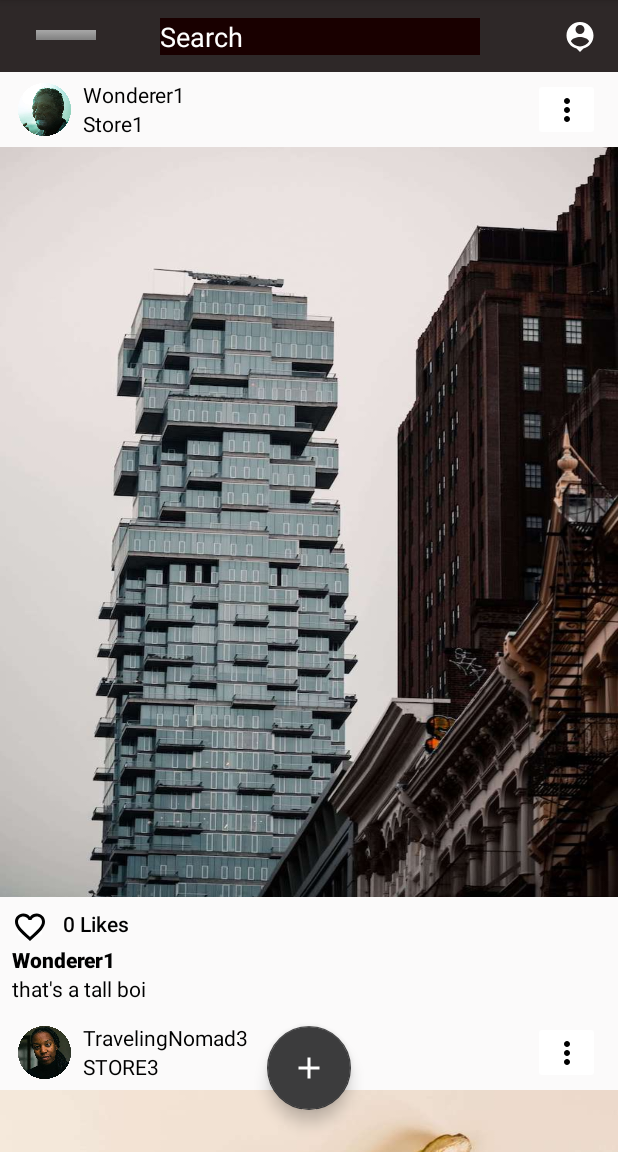
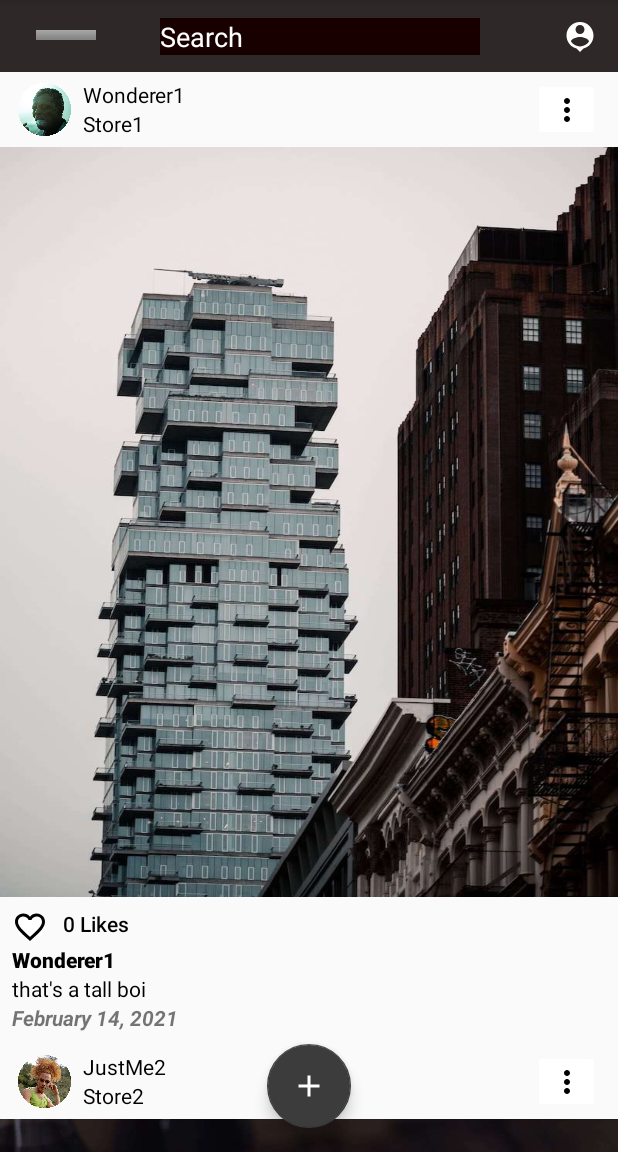
Before and after one commit to Cotrii/Gunpla-Machine-Project, an Android app: the screen it shows after launch (HomeActivity), after a tap on "BUTTON", on a phone screen of 412 x 824 dp, the part 84-1236 px from its top. Run offline under Robolectric (Android 15) with nearby library versions, the phone set to English and light mode, and no system bars; 3 statements that could not run were skipped.

Commit message:
Added date (prev commit: removed flashing of item change)

```diff
--- a/app/src/main/java/com/mobdeve/gunplamp/DataHelper.kt
+++ b/app/src/main/java/com/mobdeve/gunplamp/DataHelper.kt
@@ -51,7 +51,6 @@ class DataHelper {
                     true
                 )
             )
-            data.shuffle()
 
             return data;
         }
--- a/app/src/main/java/com/mobdeve/gunplamp/MyViewHolder.kt
+++ b/app/src/main/java/com/mobdeve/gunplamp/MyViewHolder.kt
@@ -37,6 +37,8 @@ class MyViewHolder(private val viewBinding: ItemLayoutBinding): RecyclerView.Vie
 
         this.viewBinding.tvBotUsername.text = post.username
         this.viewBinding.tvDesc.text = post.caption
+
+        this.viewBinding.tvDate.text = post.datePosted
     }
 
     fun setLikeOnClickListener(onClickListener: View.OnClickListener) {
--- a/app/src/main/res/layout/activity_home.xml
+++ b/app/src/main/res/layout/activity_home.xml
@@ -81,7 +81,7 @@
         android:id="@+id/fabCreatePost"
         android:layout_width="wrap_content"
         android:layout_height="wrap_content"
-        android:layout_marginBottom="28dp"
+        android:layout_marginBottom="16dp"
         android:clickable="true"
         app:backgroundTint="#3C3C3D"
         app:layout_constraintBottom_toBottomOf="parent"
--- a/app/src/main/res/layout/item_layout.xml
+++ b/app/src/main/res/layout/item_layout.xml
@@ -126,5 +126,12 @@
             android:textColor="#000000"
             tools:text="Description" />
 
+        <TextView
+            android:id="@+id/tv_date"
+            android:layout_width="match_parent"
+            android:layout_height="wrap_content"
+            android:text="Date"
+            android:textStyle="bold|italic" />
+
     </LinearLayout>
 </androidx.constraintlayout.widget.ConstraintLayout>
```
